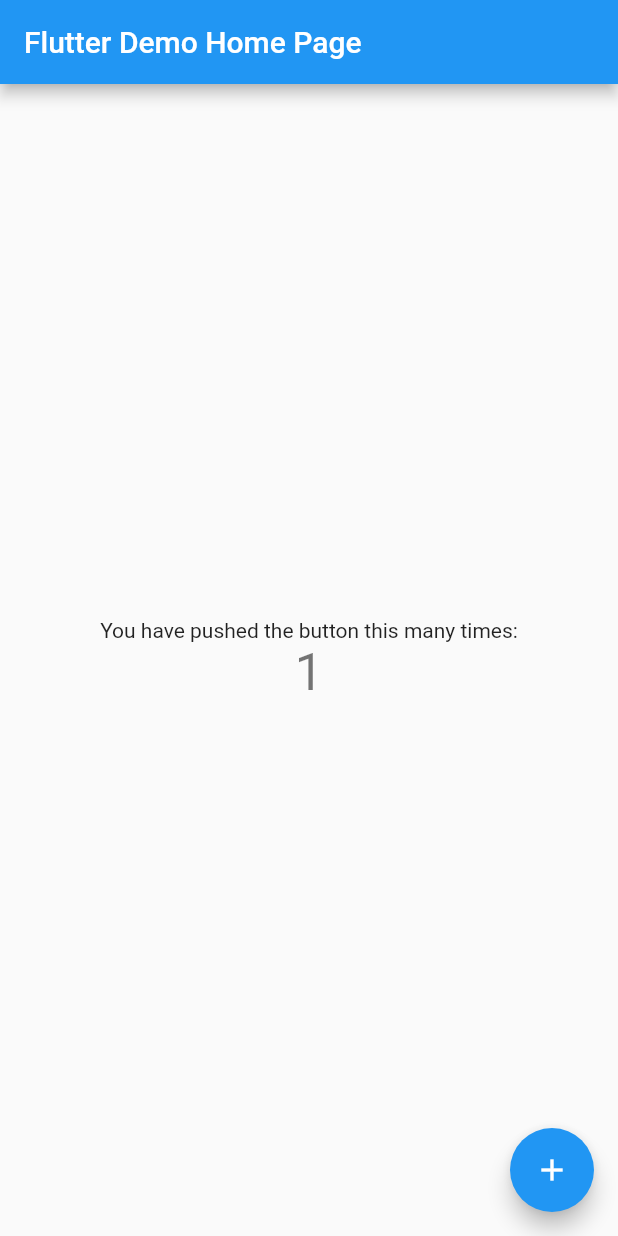
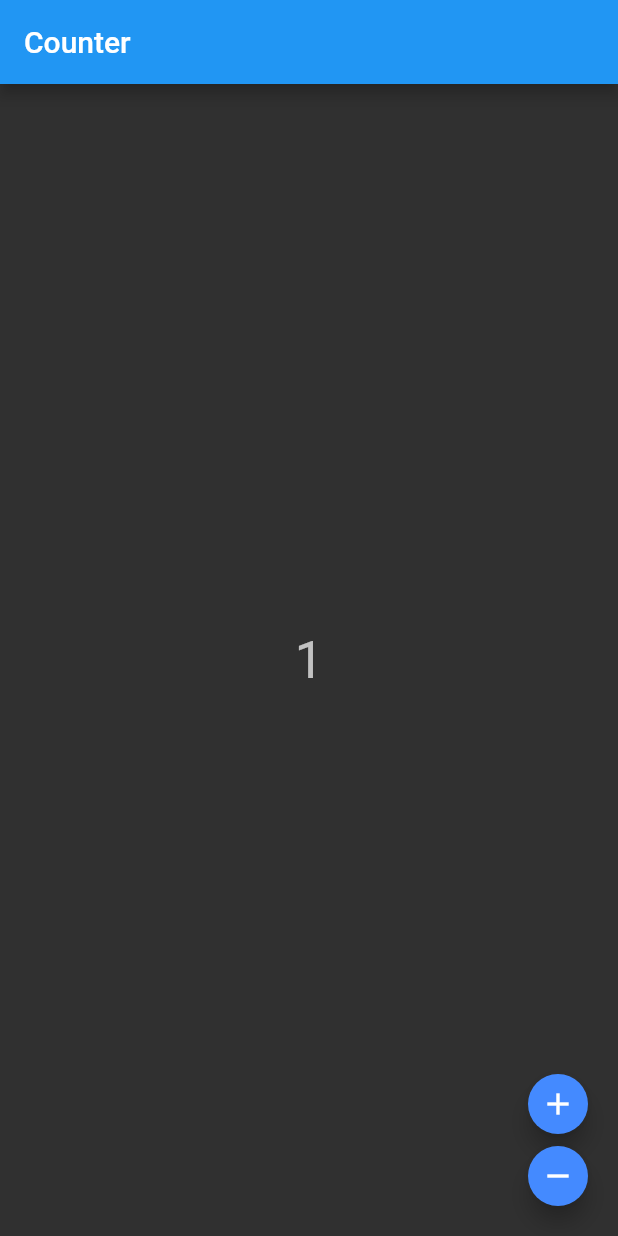
Before and after one commit to macosui/macosui_counter, a Flutter app: the screen it shows after launch, after a tap on the "add" icon, on a phone screen of 412 x 824 dp. Run offline on Flutter 3.47's test engine with Material 2 defaults, Android fonts, the phone set to English and light mode, and no system bars; our stand-ins replace rxdart, universal_platform; missing offline and left inert: macos_ui.

Commit message:
The rest of the f***ing app (lol)
See https://reddit.com/r/therestofthefuckingowl to get the joke

```diff
--- a/lib/apps/mobile_app.dart
+++ b/lib/apps/mobile_app.dart
@@ -0,0 +1,19 @@
+import 'package:flutter/material.dart';
+import 'package:macosui_counter/ui/counter_shell.dart';
+
+class MobileApp extends StatelessWidget {
+  const MobileApp({Key? key}) : super(key: key);
+
+  @override
+  Widget build(BuildContext context) {
+    return MaterialApp(
+      title: 'macos_ui Counter Demo',
+      theme: ThemeData(
+        brightness: Brightness.dark,
+        primaryColor: Colors.blue,
+        accentColor: Colors.blueAccent,
+      ),
+      home: CounterShell(),
+    );
+  }
+}
--- a/lib/main.dart
+++ b/lib/main.dart
@@ -1,65 +1,8 @@
 import 'package:flutter/material.dart';
+import 'package:macosui_counter/platform_adapter.dart';
 
 void main() {
-  runApp(MyApp());
+  runApp(
+    PlatformAdapter(),
+  );
 }
-
-class MyApp extends StatelessWidget {
-  @override
-  Widget build(BuildContext context) {
-    return MaterialApp(
-      title: 'Flutter Demo',
-      theme: ThemeData(
-        primarySwatch: Colors.blue,
-      ),
-      home: MyHomePage(title: 'Flutter Demo Home Page'),
-    );
-  }
-}
-
-class MyHomePage extends StatefulWidget {
-  MyHomePage({Key? key, required this.title}) : super(key: key);
-
-  final String title;
-
-  @override
-  _MyHomePageState createState() => _MyHomePageState();
-}
-
-class _MyHomePageState extends State<MyHomePage> {
-  int _counter = 0;
-
-  void _incrementCounter() {
-    setState(() {
-      _counter++;
-    });
-  }
-
-  @override
-  Widget build(BuildContext context) {
-    return Scaffold(
-      appBar: AppBar(
-        title: Text(widget.title),
-      ),
-      body: Center(
-        child: Column(
-          mainAxisAlignment: MainAxisAlignment.center,
-          children: <Widget>[
-            Text(
-              'You have pushed the button this many times:',
-            ),
-            Text(
-              '$_counter',
-              style: Theme.of(context).textTheme.headline4,
-            ),
-          ],
-        ),
-      ),
-      floatingActionButton: FloatingActionButton(
-        onPressed: _incrementCounter,
-        tooltip: 'Increment',
-        child: Icon(Icons.add),
-      ),
-    );
-  }
-}
--- a/lib/platform_adapter.dart
+++ b/lib/platform_adapter.dart
@@ -1,8 +1,27 @@
 import 'package:flutter/material.dart';
+import 'package:macosui_counter/apps/mac_app.dart';
+import 'package:macosui_counter/apps/mobile_app.dart';
+import 'package:macosui_counter/state/counter_bloc.dart';
+import 'package:provider/provider.dart';
+import 'package:universal_platform/universal_platform.dart';
 
+/// Determines which "app" should be the root widget based on the current Platform.
 class PlatformAdapter extends StatelessWidget {
+  final counterBloc = CounterBloc();
+
   @override
   Widget build(BuildContext context) {
-    return Container();
+    return MultiProvider(
+      providers: [
+        Provider<CounterBloc>.value(value: counterBloc),
+      ],
+      builder: (context, child) {
+        if (UniversalPlatform.isDesktopOrWeb) {
+          return MacApp();
+        } else {
+          return MobileApp();
+        }
+      },
+    );
   }
 }
--- a/lib/state/counter_bloc.dart
+++ b/lib/state/counter_bloc.dart
@@ -0,0 +1,12 @@
+import 'package:rxdart/rxdart.dart';
+
+/// Handles state related to the number being counted
+class CounterBloc {
+  final counterSubject = BehaviorSubject<int>.seeded(0);
+
+  void increment() => counterSubject.value++;
+
+  void decrement() => counterSubject.value--;
+
+  void close() => counterSubject.close();
+}
--- /dev/null
+++ b/lib/ui/counter_shell.dart
@@ -0,0 +1,15 @@
+import 'package:flutter/material.dart';
+import 'package:macosui_counter/ui/screens/desktop_counter.dart';
+import 'package:macosui_counter/ui/screens/mobile_counter.dart';
+import 'package:universal_platform/universal_platform.dart';
+
+class CounterShell extends StatelessWidget {
+  @override
+  Widget build(BuildContext context) {
+    if (UniversalPlatform.isDesktopOrWeb) {
+      return DesktopCounter();
+    } else {
+      return MobileCounter();
+    }
+  }
+}
--- /dev/null
+++ b/lib/ui/screens/mobile_counter.dart
@@ -0,0 +1,18 @@
+import 'package:flutter/material.dart';
+import 'package:macosui_counter/ui/widgets/counter_output.dart';
+import 'package:macosui_counter/ui/widgets/mobile_counter_buttons.dart';
+
+class MobileCounter extends StatelessWidget {
+  @override
+  Widget build(BuildContext context) {
+    return Scaffold(
+      appBar: AppBar(
+        title: const Text('Counter'),
+      ),
+      body: Center(
+        child: CounterOutput(),
+      ),
+      floatingActionButton: MobileCounterButtons(),
+    );
+  }
+}
--- /dev/null
+++ b/lib/ui/widgets/counter_output.dart
@@ -0,0 +1,19 @@
+import 'package:flutter/material.dart';
+import 'package:macosui_counter/state/counter_bloc.dart';
+import 'package:macosui_counter/ui/widgets/counter_text.dart';
+import 'package:provider/provider.dart';
+
+class CounterOutput extends StatelessWidget {
+  @override
+  Widget build(BuildContext context) {
+    return StreamBuilder<int>(
+      stream: Provider.of<CounterBloc>(context).counterSubject,
+      initialData: Provider.of<CounterBloc>(context).counterSubject.value,
+      builder: (context, snapshot) {
+        return CounterText(
+          count: snapshot.data!,
+        );
+      },
+    );
+  }
+}
--- /dev/null
+++ b/lib/ui/widgets/counter_text.dart
@@ -0,0 +1,24 @@
+import 'package:flutter/material.dart';
+import 'package:macos_ui/macos_ui.dart';
+import 'package:universal_platform/universal_platform.dart';
+
+class CounterText extends StatelessWidget {
+  const CounterText({Key? key, required this.count}) : super(key: key);
+
+  final int count;
+
+  @override
+  Widget build(BuildContext context) {
+    if (UniversalPlatform.isDesktopOrWeb) {
+      return Text(
+        '$count',
+        style: MacosTheme.of(context).typography.largeTitle,
+      );
+    } else {
+      return Text(
+        '$count',
+        style: Theme.of(context).textTheme.headline4,
+      );
+    }
+  }
+}
--- /dev/null
+++ b/lib/ui/widgets/mobile_counter_buttons.dart
@@ -0,0 +1,26 @@
+import 'package:flutter/material.dart';
+import 'package:macosui_counter/state/counter_bloc.dart';
+import 'package:provider/provider.dart';
+
+class MobileCounterButtons extends StatelessWidget {
+  @override
+  Widget build(BuildContext context) {
+    return Column(
+      mainAxisSize: MainAxisSize.min,
+      children: [
+        FloatingActionButton(
+          mini: true,
+          child: Icon(Icons.add),
+          onPressed: () =>
+              Provider.of<CounterBloc>(context, listen: false).increment(),
+        ),
+        FloatingActionButton(
+          mini: true,
+          child: Icon(Icons.remove),
+          onPressed: () =>
+              Provider.of<CounterBloc>(context, listen: false).decrement(),
+        ),
+      ],
+    );
+  }
+}
```
Also changed, not shown: lib/apps/mac_app.dart (+14 -0 lines), lib/ui/screens/desktop_counter.dart (added, +30 -0 lines), lib/ui/widgets/desktop_counter_buttons.dart (added, +28 -0 lines).
